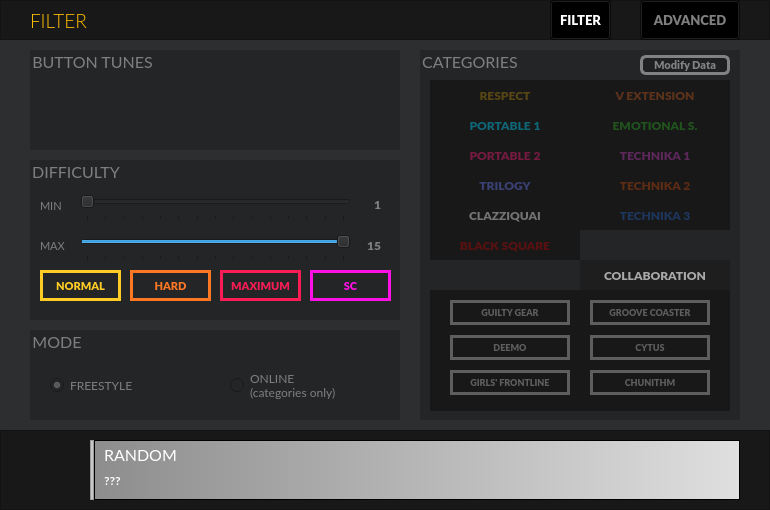
wowvv0w/djmax-random-selector, file selector_ui.ui: the form before one commit.
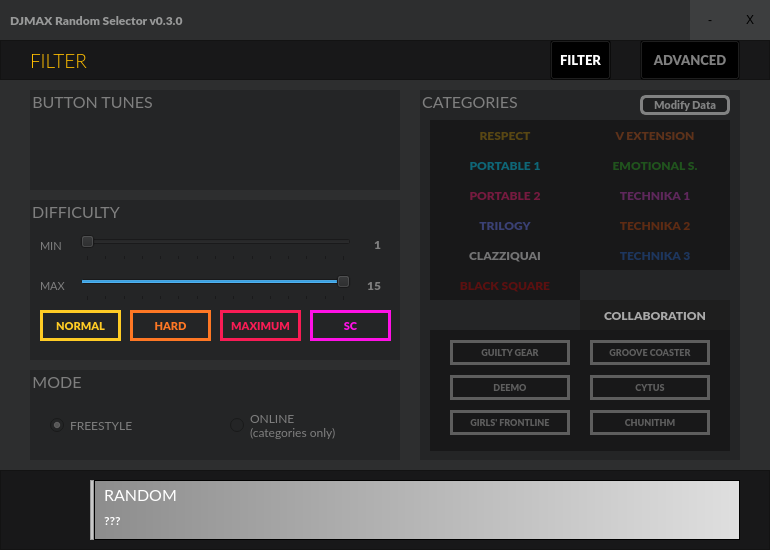
The form after the commit. Icons and pictures are not drawn.

What changed in the file:
```diff
--- a/selector_ui.ui
+++ b/selector_ui.ui
@@ -7,19 +7,19 @@
     <x>0</x>
     <y>0</y>
     <width>770</width>
-    <height>510</height>
+    <height>550</height>
    </rect>
   </property>
   <property name="minimumSize">
    <size>
     <width>770</width>
-    <height>510</height>
+    <height>550</height>
    </size>
   </property>
   <property name="maximumSize">
    <size>
     <width>770</width>
-    <height>510</height>
+    <height>550</height>
    </size>
   </property>
   <property name="font">
@@ -38,7 +38,7 @@
     <property name="geometry">
      <rect>
       <x>0</x>
-      <y>50</y>
+      <y>90</y>
       <width>770</width>
       <height>370</height>
      </rect>
@@ -913,7 +913,7 @@
         <bool>true</bool>
        </property>
       </widget>
-      <widget class="QToolButton" name="data_button">
+      <widget class="QPushButton" name="data_button">
        <property name="geometry">
         <rect>
          <x>220</x>
@@ -931,7 +931,7 @@
         </font>
        </property>
        <property name="styleSheet">
-        <string notr="true">QToolButton {
+        <string notr="true">QPushButton {
     border: 3px solid #818282;
 	color: #818282;
     background-color: #1f2021;
@@ -1035,7 +1035,7 @@
            <bool>true</bool>
           </property>
           <property name="checked">
-           <bool>true</bool>
+           <bool>false</bool>
           </property>
          </widget>
         </item>
@@ -1079,7 +1079,7 @@
            <bool>true</bool>
           </property>
           <property name="checked">
-           <bool>true</bool>
+           <bool>false</bool>
           </property>
          </widget>
         </item>
@@ -1123,7 +1123,7 @@
            <bool>true</bool>
           </property>
           <property name="checked">
-           <bool>true</bool>
+           <bool>false</bool>
           </property>
          </widget>
         </item>
@@ -1167,7 +1167,7 @@
            <bool>true</bool>
           </property>
           <property name="checked">
-           <bool>true</bool>
+           <bool>false</bool>
           </property>
          </widget>
         </item>
@@ -1650,7 +1650,7 @@
     <property name="geometry">
      <rect>
       <x>0</x>
-      <y>0</y>
+      <y>40</y>
       <width>770</width>
       <height>40</height>
      </rect>
@@ -1767,7 +1767,7 @@
     <property name="geometry">
      <rect>
       <x>0</x>
-      <y>430</y>
+      <y>470</y>
       <width>770</width>
       <height>80</height>
      </rect>
@@ -1903,6 +1903,86 @@
      </property>
     </widget>
    </widget>
+   <widget class="QFrame" name="title_bar">
+    <property name="geometry">
+     <rect>
+      <x>0</x>
+      <y>0</y>
+      <width>770</width>
+      <height>40</height>
+     </rect>
+    </property>
+    <property name="styleSheet">
+     <string notr="true">background:transparent;
+border:none;</string>
+    </property>
+    <property name="frameShape">
+     <enum>QFrame::StyledPanel</enum>
+    </property>
+    <property name="frameShadow">
+     <enum>QFrame::Raised</enum>
+    </property>
+    <widget class="QPushButton" name="closeButton">
+     <property name="geometry">
+      <rect>
+       <x>730</x>
+       <y>0</y>
+       <width>40</width>
+       <height>40</height>
+      </rect>
+     </property>
+     <property name="styleSheet">
+      <string notr="true">QPushButton{
+	background:#3d3e3f;
+}</string>
+     </property>
+     <property name="text">
+      <string>X</string>
+     </property>
+    </widget>
+    <widget class="QPushButton" name="minimizeButton">
+     <property name="geometry">
+      <rect>
+       <x>690</x>
+       <y>0</y>
+       <width>40</width>
+       <height>40</height>
+      </rect>
+     </property>
+     <property name="styleSheet">
+      <string notr="true">QPushButton{
+	background:#3d3e3f;
+}</string>
+     </property>
+     <property name="text">
+      <string>-</string>
+     </property>
+    </widget>
+    <widget class="QLabel" name="titleLabel">
+     <property name="geometry">
+      <rect>
+       <x>10</x>
+       <y>0</y>
+       <width>391</width>
+       <height>41</height>
+      </rect>
+     </property>
+     <property name="font">
+      <font>
+       <family>Lato Black</family>
+       <weight>75</weight>
+       <bold>true</bold>
+      </font>
+     </property>
+     <property name="styleSheet">
+      <string notr="true">color:#989999;
+</string>
+     </property>
+     <property name="text">
+      <string>DJMAX Random Selector v0.3.0</string>
+     </property>
+    </widget>
+   </widget>
    <zorder>frame_2</zorder>
    <zorder>tabWidget</zorder>
    <zorder>top_bar</zorder>
```
Left out of the diff: 33 changed lines with no effect on the pictures.
